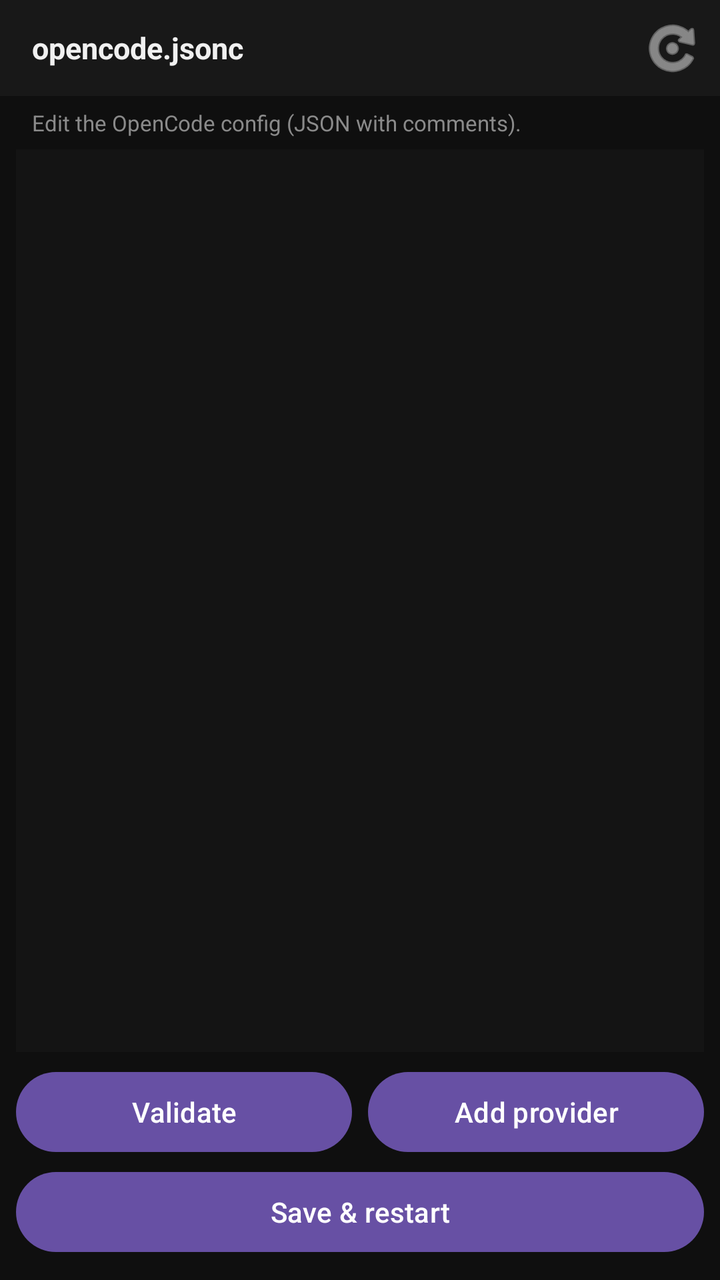
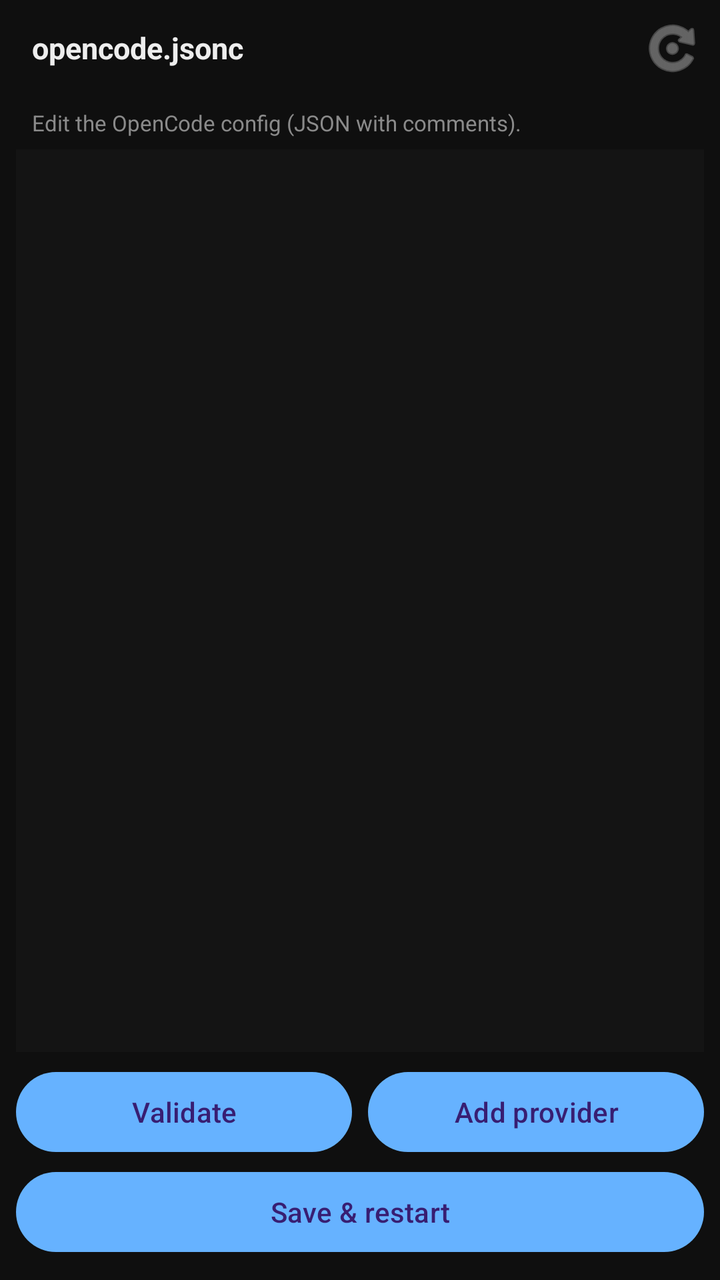

Compare the two renders of this Android layout. The source of the first and the diff that turns it into the second are given below.
<!-- AndroidManifest.xml: application theme Theme.OpenCode -->
<!-- res/layout/activity_config.xml -->
<?xml version="1.0" encoding="utf-8"?>
<LinearLayout xmlns:android="http://schemas.android.com/apk/res/android"
    xmlns:app="http://schemas.android.com/apk/res-auto"
    android:layout_width="match_parent"
    android:layout_height="match_parent"
    android:background="#0F0F0F"
    android:orientation="vertical">

    <LinearLayout
        android:layout_width="match_parent"
        android:layout_height="wrap_content"
        android:background="#181818"
        android:gravity="center_vertical"
        android:orientation="horizontal"
        android:paddingStart="16dp"
        android:paddingTop="2dp"
        android:paddingEnd="2dp"
        android:paddingBottom="2dp">

        <TextView
            android:id="@+id/configTitle"
            android:layout_width="0dp"
            android:layout_height="wrap_content"
            android:layout_weight="1"
            android:text="@string/config_title"
            android:textColor="#F0F0F0"
            android:textSize="15sp"
            android:textStyle="bold" />

        <ImageButton
            android:id="@+id/btnConfigReload"
            android:layout_width="44dp"
            android:layout_height="44dp"
            android:background="?android:attr/selectableItemBackgroundBorderless"
            android:contentDescription="@string/config_reload"
            android:src="@android:drawable/ic_menu_rotate"
            app:tint="#D0D0D0" />
    </LinearLayout>

    <TextView
        android:layout_width="match_parent"
        android:layout_height="wrap_content"
        android:paddingStart="16dp"
        android:paddingTop="6dp"
        android:paddingEnd="16dp"
        android:paddingBottom="6dp"
        android:text="@string/config_hint"
        android:textColor="#8A8A8A"
        android:textSize="11sp" />

    <EditText
        android:id="@+id/configText"
        android:layout_width="match_parent"
        android:layout_height="0dp"
        android:layout_marginStart="8dp"
        android:layout_marginEnd="8dp"
        android:layout_weight="1"
        android:background="#141414"
        android:fontFamily="monospace"
        android:gravity="top|start"
        android:importantForAutofill="no"
        android:inputType="textMultiLine|textNoSuggestions"
        android:padding="10dp"
        android:scrollbars="vertical"
        android:textColor="#E0E0E0"
        android:textColorHighlight="#334455"
        android:textIsSelectable="true"
        android:textSize="11sp" />

    <ScrollView
        android:id="@+id/configProblemsBox"
        android:layout_width="match_parent"
        android:layout_height="wrap_content"
        android:layout_marginStart="8dp"
        android:layout_marginTop="4dp"
        android:layout_marginEnd="8dp"
        android:background="#1E1A10"
        android:maxHeight="150dp"
        android:padding="8dp"
        android:visibility="gone">

        <TextView
            android:id="@+id/configProblems"
            android:layout_width="match_parent"
            android:layout_height="wrap_content"
            android:fontFamily="monospace"
            android:textColor="#E8C46A"
            android:textIsSelectable="true"
            android:textSize="11sp" />
    </ScrollView>

    <LinearLayout
        android:layout_width="match_parent"
        android:layout_height="wrap_content"
        android:orientation="horizontal"
        android:paddingStart="8dp"
        android:paddingTop="6dp"
        android:paddingEnd="8dp"
        android:paddingBottom="2dp">

        <Button
            android:id="@+id/btnConfigValidate"
            android:layout_width="0dp"
            android:layout_height="wrap_content"
            android:layout_marginEnd="4dp"
            android:layout_weight="1"
            android:text="@string/config_validate" />

        <Button
            android:id="@+id/btnConfigAddProvider"
            android:layout_width="0dp"
            android:layout_height="wrap_content"
            android:layout_marginStart="4dp"
            android:layout_weight="1"
            android:text="@string/config_add_provider" />
    </LinearLayout>

    <Button
        android:id="@+id/btnConfigSave"
        android:layout_width="match_parent"
        android:layout_height="wrap_content"
        android:layout_marginStart="8dp"
        android:layout_marginEnd="8dp"
        android:layout_marginBottom="10dp"
        android:text="@string/config_save" />
</LinearLayout>
<!-- resources referenced by this layout -->
<resources>
  <string name="config_add_provider">Add provider</string>
  <string name="config_hint">Edit the OpenCode config (JSON with comments).</string>
  <string name="config_reload">Reload from disk</string>
  <string name="config_save">Save &amp; restart</string>
  <string name="config_title">opencode.jsonc</string>
  <string name="config_validate">Validate</string>
  <style name="Theme.OpenCode" parent="Theme.Material3.DayNight.NoActionBar">
          <item name="android:statusBarColor">#101010</item>
          <item name="android:navigationBarColor">#101010</item>
      </style>
</resources>

<!-- the commit's change to res/layout/activity_config.xml (unified diff, before → after) -->
@@ -3,13 +3,13 @@
     xmlns:app="http://schemas.android.com/apk/res-auto"
     android:layout_width="match_parent"
     android:layout_height="match_parent"
-    android:background="#0F0F0F"
+    android:background="@color/oc_bg"
     android:orientation="vertical">
 
     <LinearLayout
         android:layout_width="match_parent"
         android:layout_height="wrap_content"
-        android:background="#181818"
+        android:background="@color/oc_bar"
         android:gravity="center_vertical"
         android:orientation="horizontal"
         android:paddingStart="16dp"
@@ -23,7 +23,7 @@
             android:layout_height="wrap_content"
             android:layout_weight="1"
             android:text="@string/config_title"
-            android:textColor="#F0F0F0"
+            android:textColor="@color/oc_text"
             android:textSize="15sp"
             android:textStyle="bold" />
 
@@ -34,7 +34,7 @@
             android:background="?android:attr/selectableItemBackgroundBorderless"
             android:contentDescription="@string/config_reload"
             android:src="@android:drawable/ic_menu_rotate"
-            app:tint="#D0D0D0" />
+            app:tint="@color/oc_icon" />
     </LinearLayout>
 
     <TextView
@@ -45,7 +45,7 @@
         android:paddingEnd="16dp"
         android:paddingBottom="6dp"
         android:text="@string/config_hint"
-        android:textColor="#8A8A8A"
+        android:textColor="@color/oc_text_dim"
         android:textSize="11sp" />
 
     <EditText
@@ -55,14 +55,14 @@
         android:layout_marginStart="8dp"
         android:layout_marginEnd="8dp"
         android:layout_weight="1"
-        android:background="#141414"
+        android:background="@color/oc_field"
         android:fontFamily="monospace"
         android:gravity="top|start"
         android:importantForAutofill="no"
         android:inputType="textMultiLine|textNoSuggestions"
         android:padding="10dp"
         android:scrollbars="vertical"
-        android:textColor="#E0E0E0"
+        android:textColor="@color/oc_text"
         android:textColorHighlight="#334455"
         android:textIsSelectable="true"
         android:textSize="11sp" />
<!-- resource entries referenced after the edit -->
@@ -1,14 +1,29 @@
 <!-- resources referenced by this layout -->
 <resources>
+  <color name="oc_bar">#0F0F0F</color>
+  <color name="oc_bg">#0F0F0F</color>
+  <color name="oc_field">#141414</color>
+  <color name="oc_icon">#9C9C9C</color>
+  <color name="oc_text">#EDEDED</color>
+  <color name="oc_text_dim">#8A8A8A</color>
   <string name="config_add_provider">Add provider</string>
   <string name="config_hint">Edit the OpenCode config (JSON with comments).</string>
   <string name="config_reload">Reload from disk</string>
   <string name="config_save">Save &amp; restart</string>
   <string name="config_title">opencode.jsonc</string>
   <string name="config_validate">Validate</string>
-  <style name="Theme.OpenCode" parent="Theme.Material3.DayNight.NoActionBar">
-          <item name="android:statusBarColor">#101010</item>
-          <item name="android:navigationBarColor">#101010</item>
+  <style name="Theme.OpenCode" parent="Theme.Material3.Dark.NoActionBar">
+          <item name="android:windowBackground">@color/oc_bg</item>
+          <item name="android:colorBackground">@color/oc_bg</item>
+          <item name="android:statusBarColor">@color/oc_bg</item>
+          <item name="android:navigationBarColor">@color/oc_bg</item>
+          <item name="android:windowLightStatusBar">false</item>
+          <item name="colorPrimary">@color/oc_accent</item>
+          <item name="colorSecondary">@color/oc_accent</item>
+          <item name="colorSurface">@color/oc_bg</item>
+          <item name="colorOnSurface">@color/oc_text</item>
+          <item name="colorOnSurfaceVariant">@color/oc_text_dim</item>
       </style>
+  <color name="oc_accent">#66B2FF</color>
 </resources>
 
